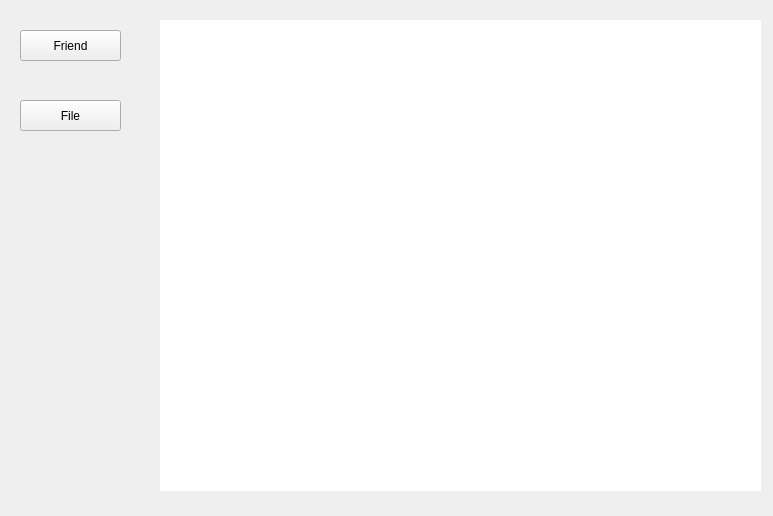
Old version of the form TcpClient/mainwidget.ui in the repository pwenss/lingdu-Netdisk.
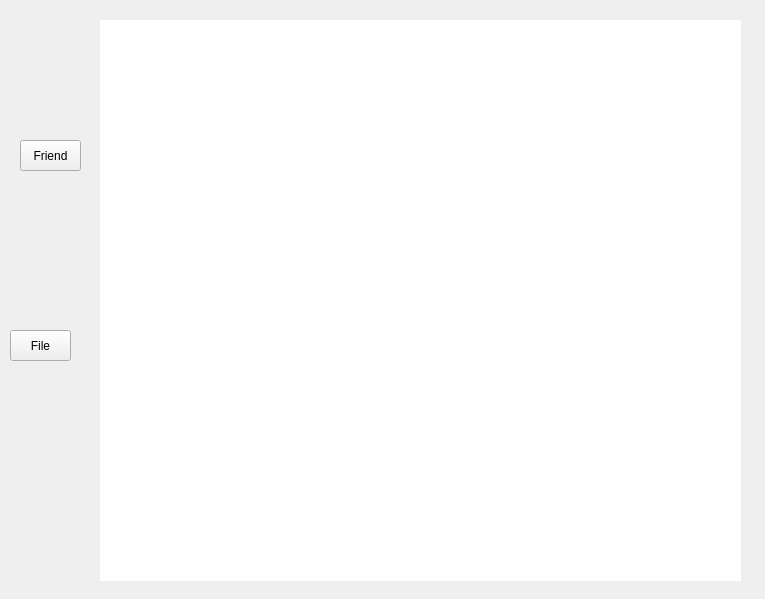
New version of the form.

The edit to the form file:
```diff
--- a/TcpClient/mainwidget.ui
+++ b/TcpClient/mainwidget.ui
@@ -6,8 +6,8 @@
    <rect>
     <x>0</x>
     <y>0</y>
-    <width>773</width>
-    <height>516</height>
+    <width>765</width>
+    <height>599</height>
    </rect>
   </property>
   <property name="windowTitle">
@@ -16,10 +16,10 @@
   <widget class="QStackedWidget" name="stackedWidget">
    <property name="geometry">
     <rect>
-     <x>160</x>
+     <x>100</x>
      <y>20</y>
-     <width>601</width>
-     <height>471</height>
+     <width>641</width>
+     <height>561</height>
     </rect>
    </property>
    <property name="styleSheet">
@@ -35,8 +35,8 @@
    <property name="geometry">
     <rect>
      <x>20</x>
-     <y>30</y>
-     <width>101</width>
+     <y>140</y>
+     <width>61</width>
      <height>31</height>
     </rect>
    </property>
@@ -47,9 +47,9 @@
   <widget class="QPushButton" name="File_Button">
    <property name="geometry">
     <rect>
-     <x>20</x>
-     <y>100</y>
-     <width>101</width>
+     <x>10</x>
+     <y>330</y>
+     <width>61</width>
      <height>31</height>
     </rect>
    </property>
```
